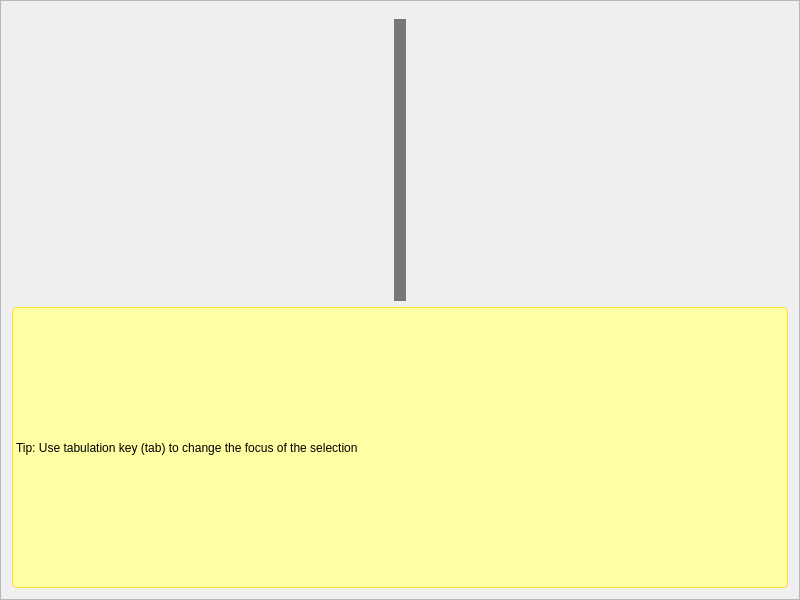
alphaonex86/CatchChallenger, file client/base/interface/BaseWindow.ui: the form before one commit.
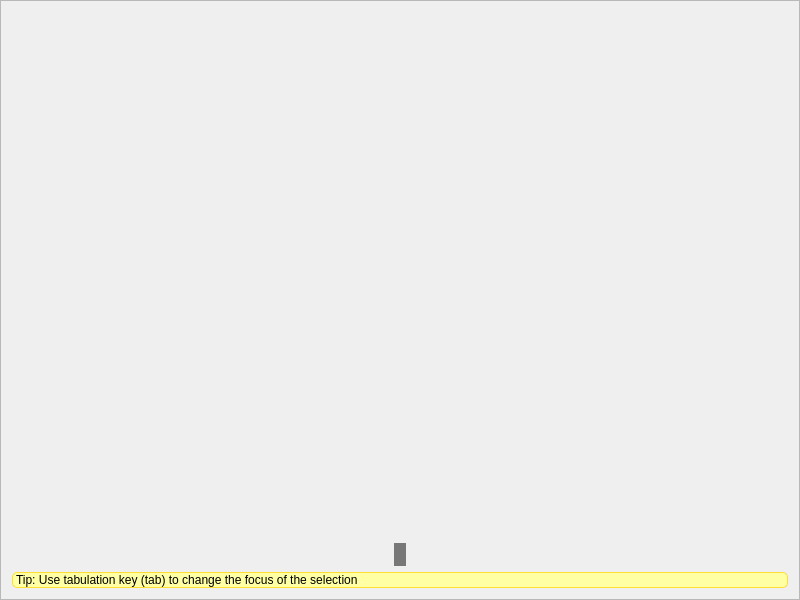
The form after the commit. The open tabs and pages were chosen to show the change. Icons and pictures are not drawn.

The edit to the form file:
```diff
--- a/client/base/interface/BaseWindow.ui
+++ b/client/base/interface/BaseWindow.ui
@@ -107,6 +107,12 @@
               <property name="orientation">
                <enum>Qt::Vertical</enum>
               </property>
+              <property name="sizeHint" stdset="0">
+               <size>
+                <width>0</width>
+                <height>0</height>
+               </size>
+              </property>
              </spacer>
             </item>
             <item>
```
Left out of the diff: 3 changed lines with no effect on the pictures.
